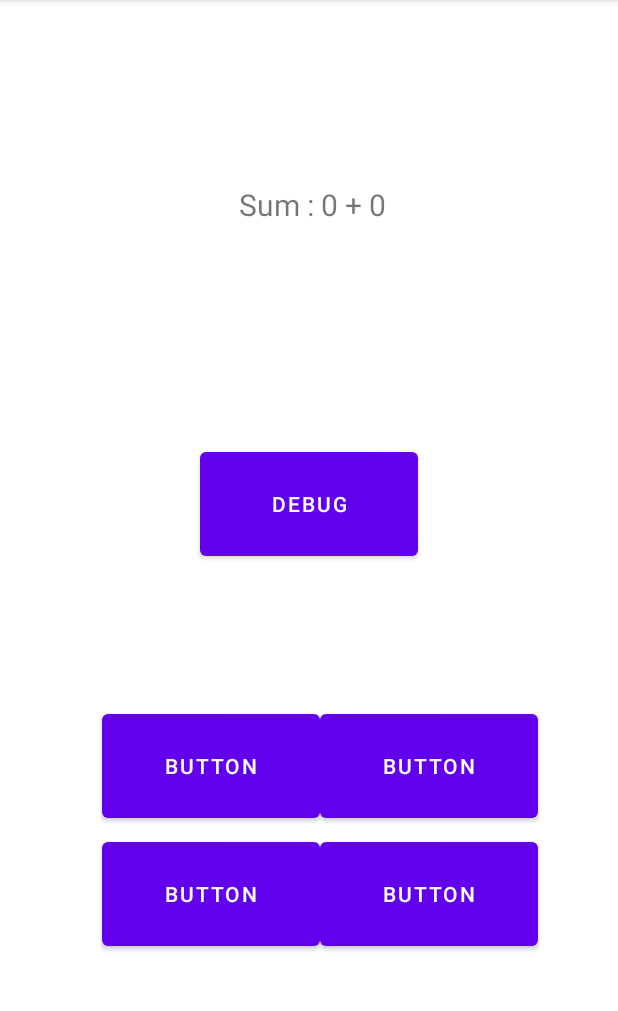
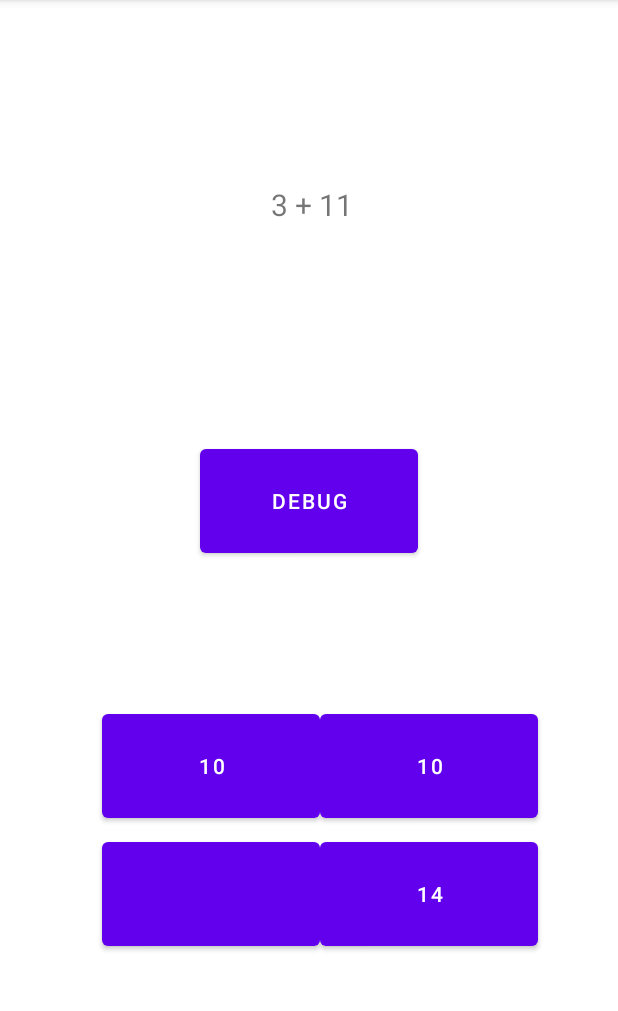
Before and after one commit to S-Riches/MathsApp, an Android app: the Level0 screen opened directly, with no data from a screen before it, after a tap on "DEBUG", on a phone screen of 412 x 824 dp, the part 84-1095 px from its top. Run offline under Robolectric (Android 15) with nearby library versions, the phone set to English and light mode, and no system bars; 1 statement that could not run was skipped.

Commit message:
worked on some of the code, needs a lot of work before next friday.

```diff
--- a/app/src/main/java/com/example/mathsapp/Level0.java
+++ b/app/src/main/java/com/example/mathsapp/Level0.java
@@ -11,30 +11,69 @@ import java.util.Random;
 
 
 public class Level0 extends AppCompatActivity {
+    public Button Question;
+    public TextView QuestionDisplay;
+    public Button Answer1, Answer2, Answer3, Answer4;
 
     @Override
     protected void onCreate(Bundle savedInstanceState) {
         super.onCreate(savedInstanceState);
         setContentView(R.layout.activity_level0);
-
-        Button Question = (Button) findViewById(R.id.Debug);
-        TextView QuestionDisplay = (TextView) findViewById(R.id.textView);
-
-        // declared two numbers to hold the value of the question numbers
-        int numberOne = 0;
-        int numberTwo = 0;
-
-        Question.setOnClickListener(new View.OnClickListener() {
+        // create reference to the objects in the activity
+        Question = (Button) findViewById(R.id.Debug);
+        QuestionDisplay = (TextView) findViewById(R.id.txt_viewer);
+        Answer1 = (Button) findViewById(R.id.answer1);
+        Answer2 = (Button) findViewById(R.id.answer2);
+        Answer3 = (Button) findViewById(R.id.answer3);
+        Answer3 = (Button) findViewById(R.id.answer4);
+        Question.setOnClickListener(new View.OnClickListener(){
             @Override
-            public void onClick(View view) {
+            public void onClick (View view){
                 // declared two numbers to hold the value of the question numbers
                 Random r = new Random();
                 // create two random numbers between 1 and 12
-                int numberOne = r.nextInt(11)+1;
-                int numberTwo = r.nextInt(11)+1;
+                int numberOne = r.nextInt(11) + 1;
+                int numberTwo = r.nextInt(11) + 1;
+                int selector = r.nextInt(4) + 1;
+                // declare 4 numbers for the answers
+                int answerOne = 0, answerTwo = 0, answerThree = 0, answerFour = 0;
+                // need to convert to string to display ints to the screen and not crash the app.
+                QuestionDisplay.setText(String.valueOf(numberOne) + " + " + String.valueOf(numberTwo));
 
-                QuestionDisplay.setText(numberOne + numberTwo);
+                //switch statement to make the answer be a random button each time
+                switch (selector){
+                    case 1:
+                        answerOne = numberOne + numberTwo;
+                        answerTwo = r.nextInt(23) + 1;
+                        answerThree = r.nextInt(23) + 1;
+                        answerFour = r.nextInt(23) + 1;
+                        break;
+                    case 2:
+                        answerTwo = numberOne + numberTwo;
+                        answerOne = r.nextInt(23) + 1;
+                        answerThree = r.nextInt(23) + 1;
+                        answerFour = r.nextInt(23) + 1;
+                        break;
+                    case 3:
+                        answerThree = numberOne + numberTwo;
+                        answerTwo = r.nextInt(23) + 1;
+                        answerOne = r.nextInt(23) + 1;
+                        answerFour = r.nextInt(23) + 1;
+                        break;
+                    case 4:
+                        answerFour = numberOne + numberTwo;
+                        answerTwo = r.nextInt(23) + 1;
+                        answerOne = r.nextInt(23) + 1;
+                        answerThree = r.nextInt(23) + 1;
+                        break;
+
+                }
+                Answer1.setText(String.valueOf(answerOne));
+                Answer2.setText(String.valueOf(answerTwo));
+                Answer3.setText(String.valueOf(answerThree));
+                Answer4.setText(String.valueOf(answerFour));
             }
         });
+
     }
 }
--- a/app/src/main/res/layout/activity_level0.xml
+++ b/app/src/main/res/layout/activity_level0.xml
@@ -7,10 +7,9 @@
     tools:context=".Level0">
 
     <Button
-        android:id="@+id/button5"
+        android:id="@+id/answer1"
         android:layout_width="145dp"
         android:layout_height="81dp"
-        android:text="Button"
         app:layout_constraintBottom_toBottomOf="parent"
         app:layout_constraintEnd_toEndOf="parent"
         app:layout_constraintHorizontal_bias="0.255"
@@ -19,10 +18,9 @@
         app:layout_constraintVertical_bias="0.684" />
 
     <Button
-        android:id="@+id/button7"
+        android:id="@+id/answer3"
         android:layout_width="145dp"
         android:layout_height="81dp"
-        android:text="Button"
         app:layout_constraintBottom_toBottomOf="parent"
         app:layout_constraintEnd_toEndOf="parent"
         app:layout_constraintHorizontal_bias="0.255"
@@ -31,10 +29,9 @@
         app:layout_constraintVertical_bias="0.809" />
 
     <Button
-        android:id="@+id/button3"
+        android:id="@+id/answer2"
         android:layout_width="145dp"
         android:layout_height="81dp"
-        android:text="Button"
         app:layout_constraintBottom_toBottomOf="parent"
         app:layout_constraintEnd_toEndOf="parent"
         app:layout_constraintHorizontal_bias="0.8"
@@ -51,13 +48,12 @@
         app:layout_constraintEnd_toEndOf="parent"
         app:layout_constraintStart_toStartOf="parent"
         app:layout_constraintTop_toTopOf="parent"
-        app:layout_constraintVertical_bias="0.43" />
+        app:layout_constraintVertical_bias="0.427" />
 
     <Button
-        android:id="@+id/button6"
+        android:id="@+id/answer4"
         android:layout_width="145dp"
         android:layout_height="81dp"
-        android:text="Button"
         app:layout_constraintBottom_toBottomOf="parent"
         app:layout_constraintEnd_toEndOf="parent"
         app:layout_constraintHorizontal_bias="0.8"
@@ -71,7 +67,6 @@
         android:layout_height="63dp"
         android:layout_marginStart="176dp"
         android:layout_marginEnd="178dp"
-        android:text="Sum : 0 + 0"
         android:textAlignment="center"
         android:textSize="20sp"
         app:layout_constraintBottom_toBottomOf="parent"
```
